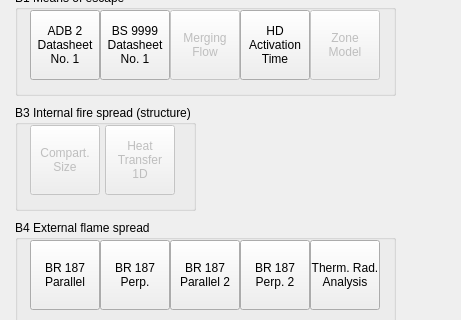
Before: the Qt Designer form fseutil/gui/layout/ui/main.ui in fsepy/fseutil, drawn with Qt 5; both pictures show x 0 to 461 and y 120 to 440 of the 461 by 621 pixel window.
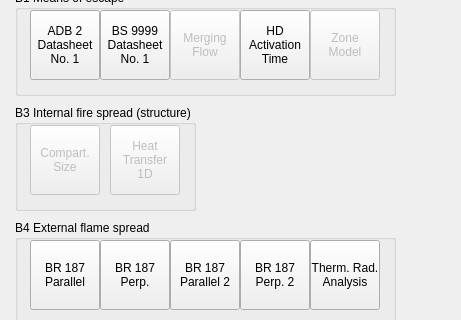
After: the same form once the commit is applied. Icons and pictures are not drawn.

Commit message: Added a hash function.

```diff
--- a/fseutil/gui/layout/ui/main.ui
+++ b/fseutil/gui/layout/ui/main.ui
@@ -52,7 +52,7 @@
      </property>
      <property name="geometry">
       <rect>
-       <x>90</x>
+       <x>95</x>
        <y>20</y>
        <width>70</width>
        <height>70</height>
```
The commit also changes 1 other file.
